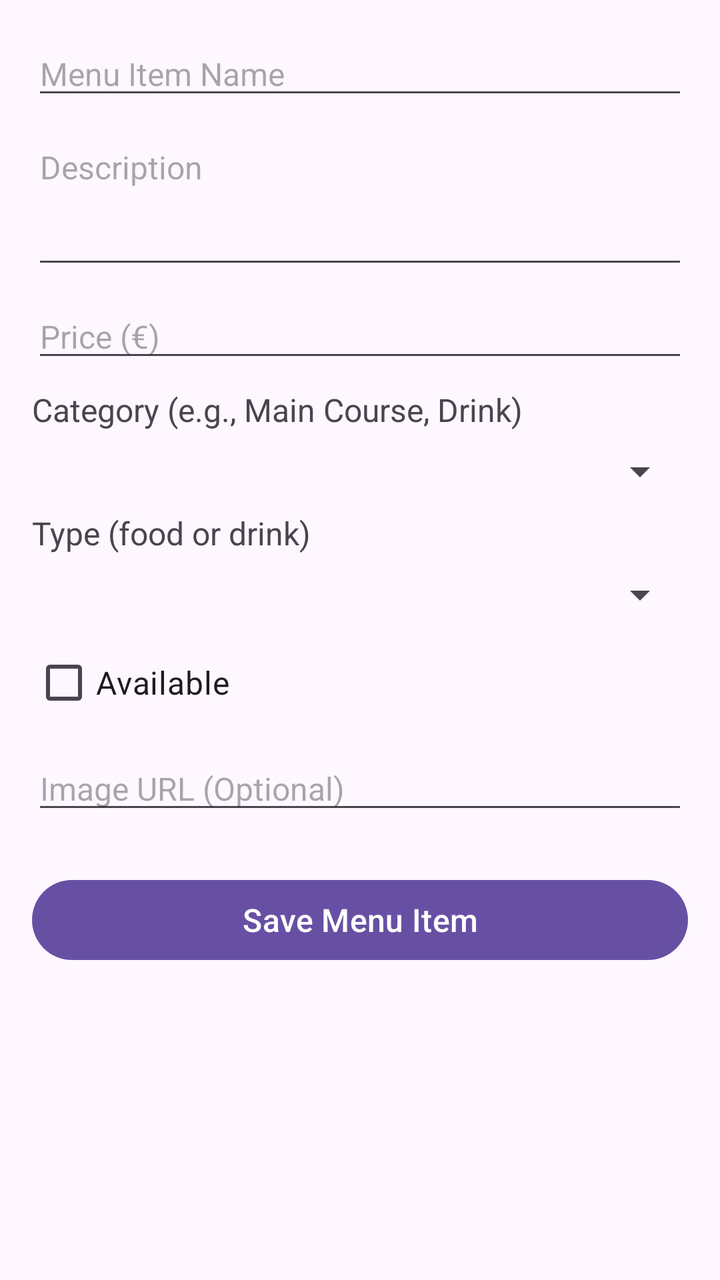
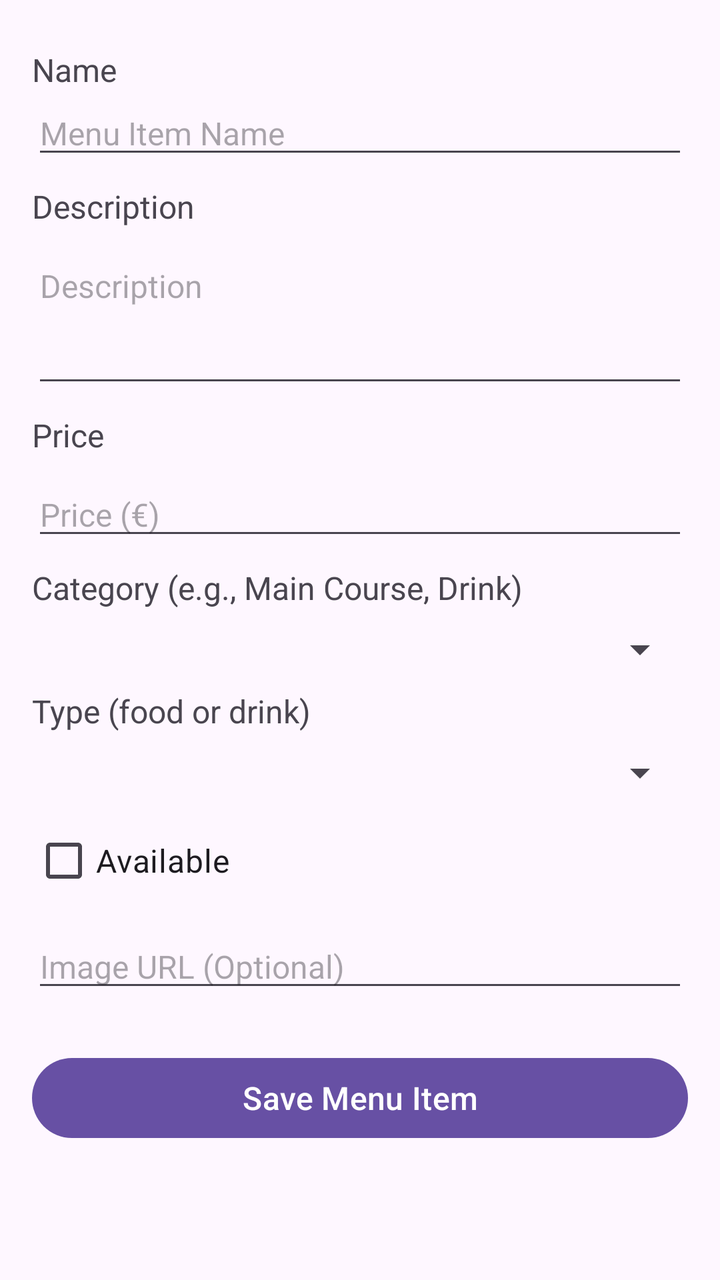

An Android layout rendered at two revisions. The XML below is the earlier revision; the diff shows what the commit changed to produce the second picture.
<!-- AndroidManifest.xml: application theme Theme.OrderManApp -->
<!-- res/layout/activity_add_edit_menu_item.xml -->
<?xml version="1.0" encoding="utf-8"?>
<LinearLayout xmlns:android="http://schemas.android.com/apk/res/android"
    xmlns:app="http://schemas.android.com/apk/res-auto"
    xmlns:tools="http://schemas.android.com/tools"
    android:layout_width="match_parent"
    android:layout_height="match_parent"
    android:orientation="vertical"
    android:padding="16dp"
    tools:context=".AddEditMenuItemActivity">

    <EditText
        android:id="@+id/edit_text_name"
        android:layout_width="match_parent"
        android:layout_height="wrap_content"
        android:textSize="16sp"
        android:hint="Menu Item Name"
        android:inputType="textCapWords" />

    <EditText
        android:id="@+id/edit_text_description"
        android:layout_width="match_parent"
        android:layout_height="wrap_content"
        android:hint="Description"
        android:inputType="textMultiLine"
        android:lines="3"
        android:gravity="top"
        android:textSize="16sp"
        android:layout_marginTop="8dp"/>

    <EditText
        android:id="@+id/edit_text_price"
        android:layout_width="match_parent"
        android:layout_height="wrap_content"
        android:textSize="16sp"
        android:hint="Price (€)"
        android:inputType="numberDecimal"
        android:layout_marginTop="8dp"/>

    <TextView
        android:layout_width="match_parent"
        android:layout_height="wrap_content"
        android:textSize="16sp"
        android:layout_marginTop="8dp"
        android:text="Category (e.g., Main Course, Drink)" />

    <Spinner
        android:id="@+id/spinner_text_category"
        android:layout_width="match_parent" android:layout_height="wrap_content"
        android:textSize="16sp"
        android:layout_marginTop="8dp"/>

    <TextView
        android:layout_width="match_parent"
        android:layout_height="wrap_content"
        android:textSize="16sp"
        android:layout_marginTop="8dp"
        android:text="Type (food or drink)" />

    <Spinner
        android:id="@+id/spinner_text_type"
        android:layout_width="match_parent"
        android:layout_height="wrap_content"
        android:textSize="16sp"
        android:layout_marginTop="8dp"/>

    <CheckBox
        android:id="@+id/checkbox_available"
        android:layout_width="wrap_content"
        android:layout_height="wrap_content"
        android:textSize="16sp"
        android:text="Available"
        android:layout_marginTop="8dp"/>

    <EditText
        android:id="@+id/edit_text_image_url"
        android:layout_width="match_parent"
        android:layout_height="wrap_content"
        android:hint="Image URL (Optional)"
        android:textSize="16sp"
        android:inputType="textUri"
        android:layout_marginTop="8dp"/>

    <Button
        android:id="@+id/button_save_menu_item"
        android:layout_width="match_parent"
        android:layout_height="wrap_content"
        android:textSize="16sp"
        android:layout_marginTop="24dp"
        android:text="Save Menu Item"/>

</LinearLayout>
<!-- resources referenced by this layout -->
<resources>
  <style name="Theme.OrderManApp" parent="Base.Theme.OrderManApp" />
  <style name="Base.Theme.OrderManApp" parent="Theme.Material3.DayNight.NoActionBar">
          
          
      </style>
</resources>

<!-- the commit's change to res/layout/activity_add_edit_menu_item.xml (unified diff, before → after) -->
@@ -8,6 +8,13 @@
     android:padding="16dp"
     tools:context=".AddEditMenuItemActivity">
 
+    <TextView
+        android:layout_width="match_parent"
+        android:layout_height="wrap_content"
+        android:textSize="16sp"
+        android:layout_marginTop="8dp"
+        android:text="Name" />
+
     <EditText
         android:id="@+id/edit_text_name"
         android:layout_width="match_parent"
@@ -15,6 +22,13 @@
         android:textSize="16sp"
         android:hint="Menu Item Name"
         android:inputType="textCapWords" />
+
+    <TextView
+        android:layout_width="match_parent"
+        android:layout_height="wrap_content"
+        android:textSize="16sp"
+        android:layout_marginTop="8dp"
+        android:text="Description" />
 
     <EditText
         android:id="@+id/edit_text_description"
@@ -26,6 +40,13 @@
         android:gravity="top"
         android:textSize="16sp"
         android:layout_marginTop="8dp"/>
+
+    <TextView
+        android:layout_width="match_parent"
+        android:layout_height="wrap_content"
+        android:textSize="16sp"
+        android:layout_marginTop="8dp"
+        android:text="Price" />
 
     <EditText
         android:id="@+id/edit_text_price"
